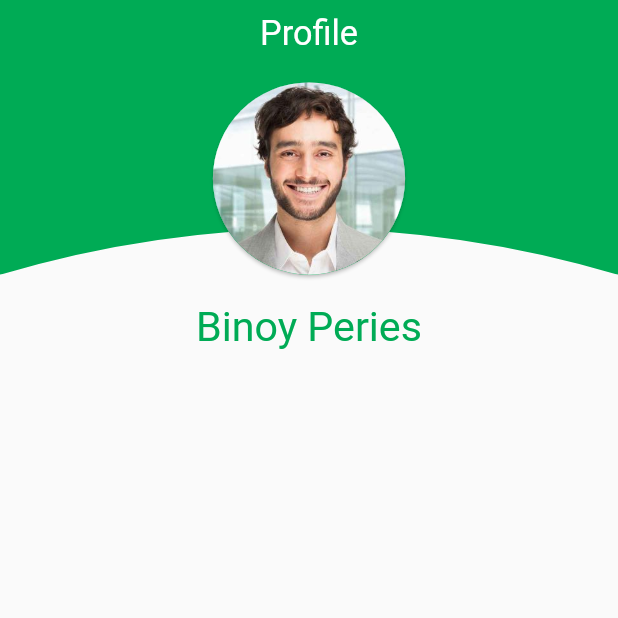
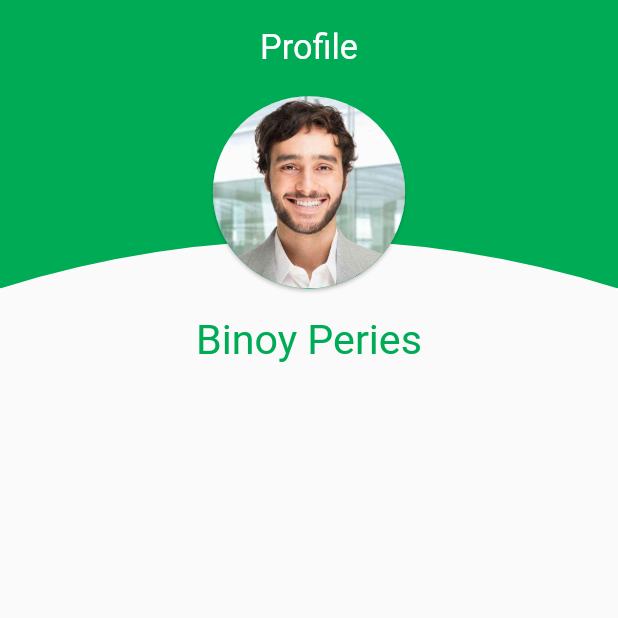
Before and after one commit to Group22-SEP-18/TECLIX-app, a Flutter app: the EmployeeProfilePage screen opened by its route, on a phone screen of 412 x 824 dp, the top half of it. Run offline on Flutter 3.47's test engine with Material 2 defaults, Android fonts, the phone set to English and light mode, and no system bars; our stand-ins replace bloc, dots_indicator, flutter_bloc, flutter_spinkit, geocoding, geolocator and 3 more.

Commit message:
size updated

```diff
--- a/lib/presentation/screens/employee_profile/employee_profile_page.dart
+++ b/lib/presentation/screens/employee_profile/employee_profile_page.dart
@@ -9,7 +9,7 @@ class EmployeeProfilePage extends StatelessWidget {
     return SafeArea(
       child: Scaffold(
         appBar: PreferredSize(
-          preferredSize: Size.fromHeight(200.0),
+          preferredSize: Size.fromHeight(210.0),
           child: Stack(
             children: [
               ClipPath(
@@ -19,7 +19,7 @@ class EmployeeProfilePage extends StatelessWidget {
                 ),
               ),
               Padding(
-                padding: const EdgeInsets.only(top: 10.0),
+                padding: const EdgeInsets.only(top: 20.0),
                 child: Align(
                   alignment: Alignment.topCenter,
                   child: Text(
```
